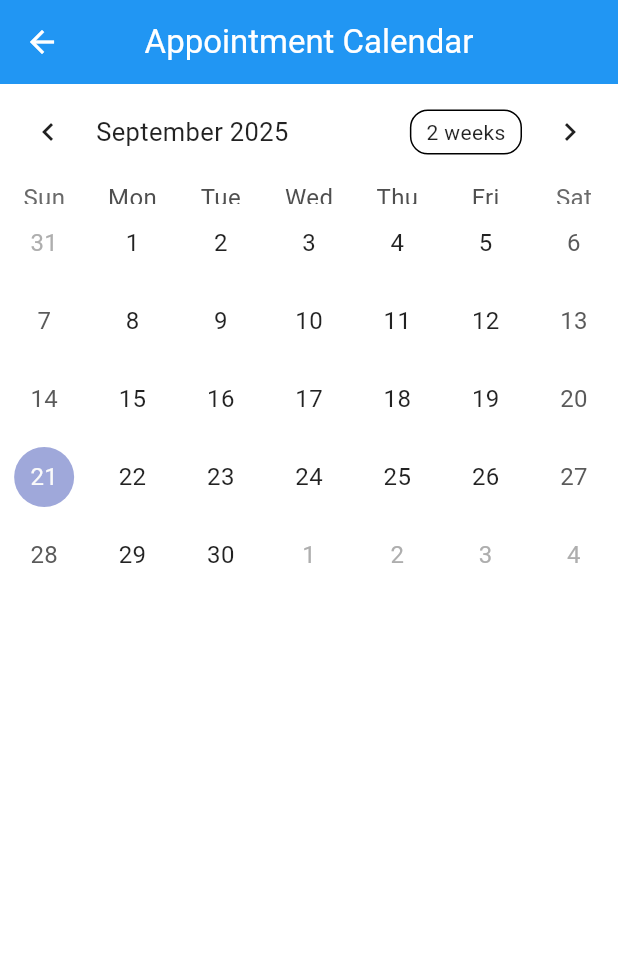
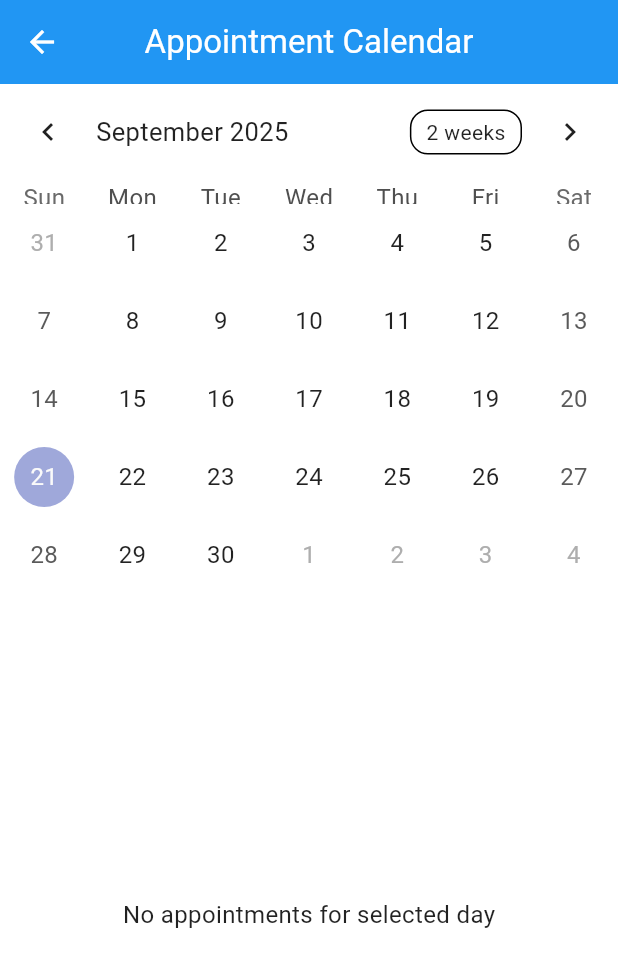
Before and after one commit to KrupaJakka/flutter_task_app, a Flutter app: the screen it shows once a user with an empty profile is signed in, item 2 of the bottom bar chosen, after a tap on the "calendar today" icon, on a phone screen of 412 x 824 dp. Shown: the top 967 px of the screen. Run offline on Flutter 3.47's test engine with Material 3 defaults, Android fonts, the phone set to English and light mode, and no system bars; drawn by our look-alikes of table_calendar; our stand-ins replace cloud_firestore, device_preview, firebase_auth, firebase_core, flutter_riverpod, shared_preferences and 2 more; accounts and stored records are empty; network calls fail.

```diff
--- a/lib/features/Auth/presentation/home_screen.dart
+++ b/lib/features/Auth/presentation/home_screen.dart
@@ -1,12 +1,39 @@
 import 'package:flutter/material.dart';
 import 'package:flutter_riverpod/flutter_riverpod.dart';
+import '../../assessments/presentation/assessment_list_screen.dart';
+import '../../appointments/presentation/appointment_list_screen.dart';
 import '../providers/auth_provider.dart';
 
-class HomeScreen extends ConsumerWidget {
-  const HomeScreen({super.key});
+class HomeScreen extends ConsumerStatefulWidget {
+  final String userId;
+  const HomeScreen({super.key, required this.userId});
 
   @override
-  Widget build(BuildContext context, WidgetRef ref) {
+  ConsumerState<HomeScreen> createState() => _HomeScreenState();
+}
+
+class _HomeScreenState extends ConsumerState<HomeScreen> {
+  int _selectedIndex = 0;
+
+  late final List<Widget> _screens;
+
+  @override
+  void initState() {
+    super.initState();
+    _screens = [
+      const AssessmentListScreen(),
+      AppointmentListScreen(userId: widget.userId),
+    ];
+  }
+
+  void _onItemTapped(int index) {
+    setState(() {
+      _selectedIndex = index;
+    });
+  }
+
+  @override
+  Widget build(BuildContext context) {
     final authState = ref.watch(firebaseAuthStateProvider);
 
     return authState.when(
@@ -23,7 +50,25 @@ class HomeScreen extends ConsumerWidget {
               ),
             ],
           ),
-          body: const Center(child: Text('You are logged in.')),
+          body: AnimatedSwitcher(
+            duration: const Duration(milliseconds: 300),
+            child: _screens[_selectedIndex],
+          ),
+          bottomNavigationBar: BottomNavigationBar(
+            currentIndex: _selectedIndex,
+            onTap: _onItemTapped,
+            selectedItemColor: Theme.of(context).colorScheme.primary,
+            items: const [
+              BottomNavigationBarItem(
+                icon: Icon(Icons.assignment),
+                label: 'Assessments',
+              ),
+              BottomNavigationBarItem(
+                icon: Icon(Icons.calendar_today),
+                label: 'Appointments',
+              ),
+            ],
+          ),
         );
       },
       loading: () =>
--- a/lib/features/Auth/presentation/login_screen.dart
+++ b/lib/features/Auth/presentation/login_screen.dart
@@ -1,5 +1,6 @@
 import 'package:flutter/material.dart';
 import 'package:flutter_riverpod/flutter_riverpod.dart';
+import 'package:flutter_task_app/features/assessments/presentation/assessment_list_screen.dart';
 import '../providers/auth_provider.dart';
 
 class LoginScreen extends ConsumerStatefulWidget {
@@ -31,7 +32,14 @@ class _LoginScreenState extends ConsumerState<LoginScreen> {
         emailController.text.trim(),
         passwordController.text.trim(),
       );
-      // On success, auth stream will update and SplashScreen route logic will handle navigation
+
+      // ✅ Navigate to AssessmentListScreen after login success
+      if (mounted) {
+        Navigator.pushReplacement(
+          context,
+          MaterialPageRoute(builder: (_) => const AssessmentListScreen()),
+        );
+      }
     } catch (e) {
       setState(() => errorText = e.toString());
     }
@@ -46,6 +54,14 @@ class _LoginScreenState extends ConsumerState<LoginScreen> {
         emailController.text.trim(),
         passwordController.text.trim(),
       );
+
+      // ✅ Navigate to AssessmentListScreen after signup success
+      if (mounted) {
+        Navigator.pushReplacement(
+          context,
+          MaterialPageRoute(builder: (_) => const AssessmentListScreen()),
+        );
+      }
     } catch (e) {
       setState(() => errorText = e.toString());
     }
--- a/lib/features/appointments/presentation/appointment_list_screen.dart
+++ b/lib/features/appointments/presentation/appointment_list_screen.dart
@@ -4,10 +4,13 @@ import 'package:cloud_firestore/cloud_firestore.dart';
 import '../data/appointment_model.dart';
 import '../data/appointment_repository.dart';
 import 'calendar_screen.dart';
-import 'package:cloud_firestore/cloud_firestore.dart';
+
+final appointmentRepositoryProvider = Provider<AppointmentRepository>((ref) {
+  return AppointmentRepository(FirebaseFirestore.instance);
+});
 
 final appointmentsProvider = StreamProvider<List<Appointment>>((ref) {
-  final repo = AppointmentRepository(FirebaseFirestore.instance);
+  final repo = ref.watch(appointmentRepositoryProvider);
   return repo.getAppointments();
 });
 
@@ -37,7 +40,11 @@ class AppointmentListScreen extends ConsumerWidget {
         ],
       ),
       body: appointmentsAsync.when(
-        data: (appointments) => ListView.builder(
+        data: (appointments) {
+          if (appointments.isEmpty) {
+            return const Center(child: Text('No appointments available'));
+          }
+          return ListView.builder(
             itemCount: appointments.length,
             itemBuilder: (context, index) {
               final appt = appointments[index];
@@ -47,18 +54,25 @@ class AppointmentListScreen extends ConsumerWidget {
                 trailing: ElevatedButton(
                   child: const Text('Book'),
                   onPressed: () async {
-                  final repo = AppointmentRepository(
-                    FirebaseFirestore.instance,
-                  );
+                    final repo = ref.read(appointmentRepositoryProvider);
+                    try {
                       await repo.bookAppointment(userId, appt);
+                      if (!context.mounted) return;
                       ScaffoldMessenger.of(context).showSnackBar(
                         const SnackBar(content: Text('Appointment booked!')),
                       );
+                    } catch (e) {
+                      if (!context.mounted) return;
+                      ScaffoldMessenger.of(context).showSnackBar(
+                        SnackBar(content: Text('Error booking: $e')),
+                      );
+                    }
                   },
                 ),
               );
             },
-        ),
+          );
+        },
         loading: () => const Center(child: CircularProgressIndicator()),
         error: (err, _) => Center(child: Text('Error: $err')),
       ),
--- a/lib/features/appointments/presentation/calendar_screen.dart
+++ b/lib/features/appointments/presentation/calendar_screen.dart
@@ -5,8 +5,14 @@ import '../data/appointment_model.dart';
 import '../data/appointment_repository.dart';
 import 'package:cloud_firestore/cloud_firestore.dart';
 
+/// Provider for AppointmentRepository
+final appointmentRepositoryProvider = Provider<AppointmentRepository>((ref) {
+  return AppointmentRepository(FirebaseFirestore.instance);
+});
+
+/// StreamProvider for fetching all appointments
 final calendarAppointmentsProvider = StreamProvider<List<Appointment>>((ref) {
-  final repo = AppointmentRepository(FirebaseFirestore.instance);
+  final repo = ref.watch(appointmentRepositoryProvider);
   return repo.getAppointments();
 });
 
@@ -22,6 +28,12 @@ class _CalendarScreenState extends ConsumerState<CalendarScreen> {
   DateTime _focusedDay = DateTime.now();
   DateTime? _selectedDay;
 
+  bool _isSameDate(Appointment appt, DateTime day) {
+    return appt.date.year == day.year &&
+        appt.date.month == day.month &&
+        appt.date.day == day.day;
+  }
+
   @override
   Widget build(BuildContext context) {
     final appointmentsAsync = ref.watch(calendarAppointmentsProvider);
@@ -30,6 +42,12 @@ class _CalendarScreenState extends ConsumerState<CalendarScreen> {
       appBar: AppBar(title: const Text('Appointment Calendar')),
       body: appointmentsAsync.when(
         data: (appointments) {
+          final dayAppointments = _selectedDay != null
+              ? appointments
+                    .where((appt) => _isSameDate(appt, _selectedDay!))
+                    .toList()
+              : [];
+
           return Column(
             children: [
               TableCalendar(
@@ -45,36 +63,46 @@ class _CalendarScreenState extends ConsumerState<CalendarScreen> {
                 },
               ),
               Expanded(
-                child: ListView(
-                  children: appointments
-                      .where(
-                        (appt) =>
-                            _selectedDay != null &&
-                            appt.date.year == _selectedDay!.year &&
-                            appt.date.month == _selectedDay!.month &&
-                            appt.date.day == _selectedDay!.day,
+                child: dayAppointments.isEmpty
+                    ? const Center(
+                        child: Text('No appointments for selected day'),
                       )
-                      .map(
-                        (appt) => ListTile(
+                    : ListView.builder(
+                        itemCount: dayAppointments.length,
+                        itemBuilder: (context, index) {
+                          final appt = dayAppointments[index];
+                          return ListTile(
                             title: Text(appt.title),
                             subtitle: Text(appt.date.toLocal().toString()),
                             trailing: ElevatedButton(
                               onPressed: () async {
-                              final repo = AppointmentRepository(
-                                FirebaseFirestore.instance,
+                                final repo = ref.read(
+                                  appointmentRepositoryProvider,
                                 );
-                              await repo.bookAppointment(widget.userId, appt);
+                                try {
+                                  await repo.bookAppointment(
+                                    widget.userId,
+                                    appt,
+                                  );
+                                  if (!mounted) return;
                                   ScaffoldMessenger.of(context).showSnackBar(
                                     const SnackBar(
                                       content: Text('Appointment booked!'),
                                     ),
                                   );
+                                } catch (e) {
+                                  if (!mounted) return;
+                                  ScaffoldMessenger.of(context).showSnackBar(
+                                    SnackBar(
+                                      content: Text('Error booking: $e'),
+                                    ),
+                                  );
+                                }
                               },
                               child: const Text('Book'),
                             ),
-                        ),
-                      )
-                      .toList(),
+                          );
+                        },
                       ),
               ),
             ],
--- a/lib/main.dart
+++ b/lib/main.dart
@@ -1,18 +1,24 @@
+import 'package:device_preview/device_preview.dart';
 import 'package:flutter/material.dart';
 import 'package:flutter_riverpod/flutter_riverpod.dart';
 import 'package:firebase_core/firebase_core.dart';
+import 'package:flutter_task_app/features/Auth/presentation/home_screen.dart';
+import 'package:flutter_task_app/firebase_options.dart';
 import 'features/auth/presentation/login_screen.dart';
 import 'features/auth/presentation/splash_screen.dart';
-import 'features/assessments/presentation/assessment_list_screen.dart';
-import 'features/appointments/presentation/appointment_list_screen.dart';
 import 'services/firebase_auth_service.dart';
 import 'core/theme.dart';
 
 void main() async {
   WidgetsFlutterBinding.ensureInitialized();
-  await Firebase.initializeApp();
+  await Firebase.initializeApp(options: DefaultFirebaseOptions.currentPlatform);
 
-  runApp(const ProviderScope(child: MyApp()));
+  runApp(
+    DevicePreview(
+      enabled: true,
+      builder: (context) => const ProviderScope(child: MyApp()),
+    ),
+  );
 }
 
 class MyApp extends ConsumerWidget {
@@ -42,53 +48,3 @@ class MyApp extends ConsumerWidget {
     );
   }
 }
-
-class HomeScreen extends StatefulWidget {
-  final String userId;
-  const HomeScreen({super.key, required this.userId});
-
-  @override
-  State<HomeScreen> createState() => _HomeScreenState();
-}
-
-class _HomeScreenState extends State<HomeScreen> {
-  int _selectedIndex = 0;
-
-  final List<Widget> _screens = [];
-
-  @override
-  void initState() {
-    super.initState();
-    _screens.addAll([
-      const AssessmentListScreen(),
-      AppointmentListScreen(userId: widget.userId),
-    ]);
-  }
-
-  void _onItemTapped(int index) {
-    setState(() {
-      _selectedIndex = index;
-    });
-  }
-
-  @override
-  Widget build(BuildContext context) {
-    return Scaffold(
-      body: _screens[_selectedIndex],
-      bottomNavigationBar: BottomNavigationBar(
-        currentIndex: _selectedIndex,
-        onTap: _onItemTapped,
-        items: const [
-          BottomNavigationBarItem(
-            icon: Icon(Icons.assignment),
-            label: 'Assessments',
-          ),
-          BottomNavigationBarItem(
-            icon: Icon(Icons.calendar_today),
-            label: 'Appointments',
-          ),
-        ],
-      ),
-    );
-  }
-}
--- a/pubspec.yaml
+++ b/pubspec.yaml
@@ -45,6 +45,7 @@ dependencies:
   cached_network_image: ^3.4.1
   flutter_hooks: ^0.21.3+1
   state_notifier: ^1.0.0
+  device_preview:
 
 dev_dependencies:
   flutter_test:
```
Also changed, not shown: lib/features/Auth/presentation/splash_screen.dart (+5 -36 lines), lib/features/appointments/data/appointment_model.dart (+7 -2 lines), lib/features/appointments/data/appointment_repository.dart (+6 -3 lines), assests/Appointments.png (added), assests/Appointments1.png (added), assests/Calender.png (added), assests/Login.png (added), assests/Splash.png (added), pubspec.lock, 1 other file. Lines whose indentation alone changed are shown as unchanged.
